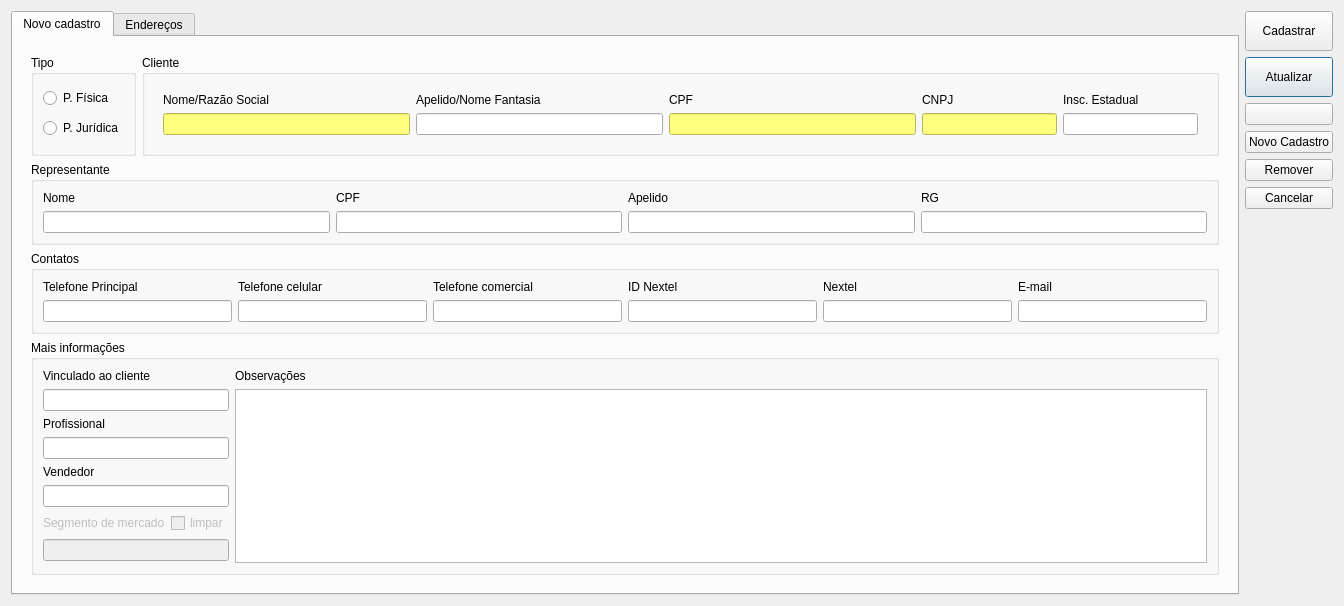
This is ui/cadastrocliente.ui in lellisls/ERP-STACCATO as Qt 5 draws it before an edit. The edited form follows.
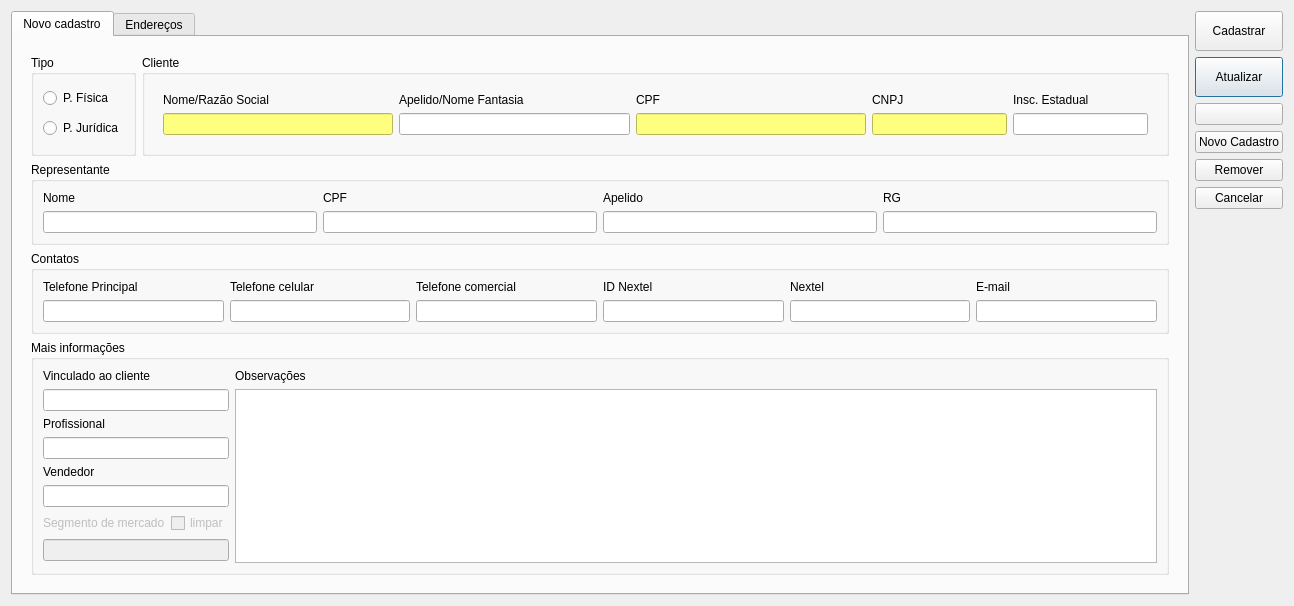
This is the edited form. Icons and pictures are not drawn. Custom widgets are drawn as their Qt base class.

Diff of the .ui file:
```diff
--- a/ui/cadastrocliente.ui
+++ b/ui/cadastrocliente.ui
@@ -9,8 +9,8 @@
    <rect>
     <x>0</x>
     <y>0</y>
-    <width>1344</width>
-    <height>606</height>
+    <width>1294</width>
+    <height>594</height>
    </rect>
   </property>
   <property name="windowTitle">
```
Left out of the diff: 10 changed lines with no effect on the pictures.
